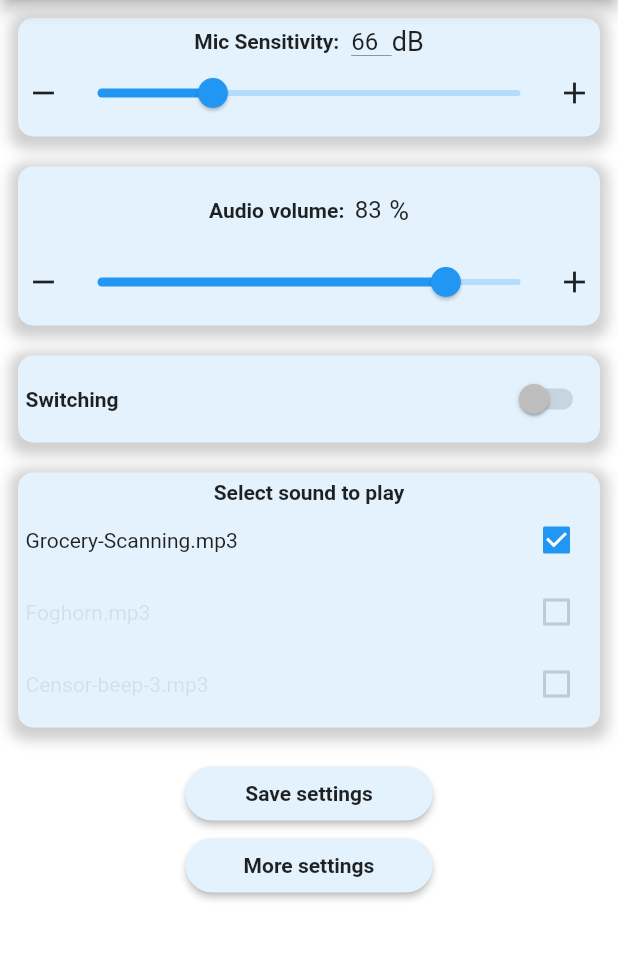
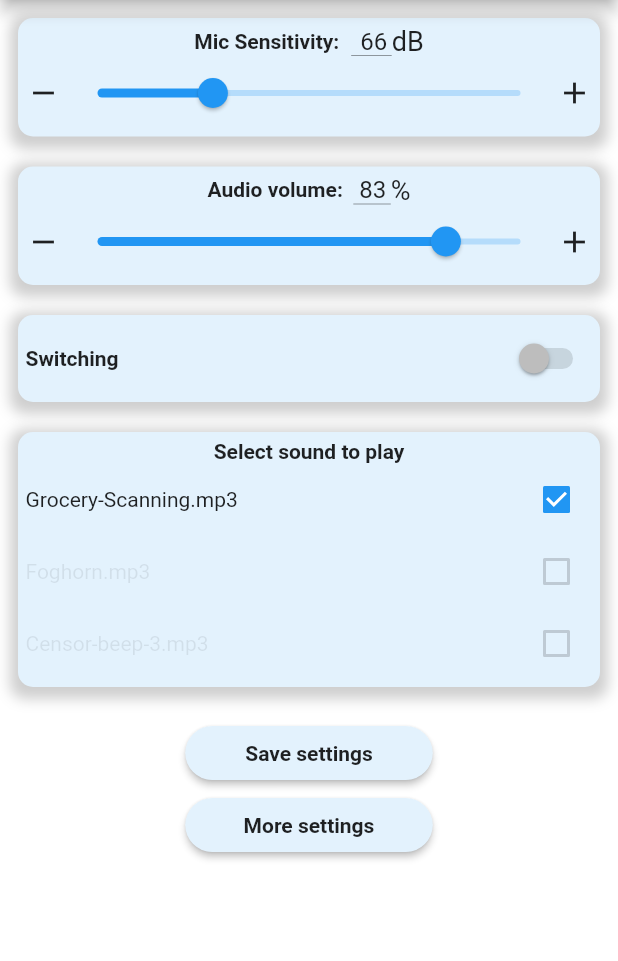
Before and after one commit to masterdodo/flutter-noise-app, a Flutter app: the SettingsScreen screen opened by its route, on a phone screen of 412 x 824 dp, the part 84-1045 px from its top. Run offline on Flutter 3.47's test engine with Material 2 defaults, Android fonts, the phone set to English and light mode, and no system bars; our stand-ins replace audioplayers, file_picker, flutter_local_notifications, fluttertoast, share, shared_preferences and 1 more; missing offline and left inert: firebase_admob, flutter_email_sender, noise_meter, volume; accounts and stored records are empty.

Commit message:
settings inputs improved (border added, padding, align text to end)

```diff
--- a/lib/screens/home/homescreen.dart
+++ b/lib/screens/home/homescreen.dart
@@ -525,6 +525,9 @@ class _HomeScreenState extends State<HomeScreen> {
                             ],
                           ),
                   ),
+                  Divider(
+                    color: Colors.transparent,
+                  ),
                   AbsorbPointer(
                       absorbing: _isRecording || _isTimerRunning,
                       child: soundVolume(context))
@@ -553,12 +556,12 @@ class _HomeScreenState extends State<HomeScreen> {
                   style: TextStyle(fontWeight: FontWeight.bold)),
               Container(
                 padding: EdgeInsets.only(left: 6.0),
-                width: 30,
+                width: 32,
                 child: TextField(
+                  textAlign: TextAlign.end,
                   controller: audioVolumeController,
                   decoration: InputDecoration(
-                    contentPadding: EdgeInsets.zero,
-                    border: InputBorder.none,
+                    isCollapsed: true,
                     hintText: '0',
                   ),
                   onChanged: (String text) {
--- a/lib/screens/settings/settingsscreen.dart
+++ b/lib/screens/settings/settingsscreen.dart
@@ -1007,11 +1007,14 @@ class _SettingsScreenState extends State<SettingsScreen> {
                   style: TextStyle(fontWeight: FontWeight.bold)),
               Container(
                 padding: EdgeInsets.only(left: 7.0),
-                width: 30,
+                width: 32,
                 child: TextField(
+                  textAlign: TextAlign.end,
                   controller: audioVolumeController,
-                  decoration:
-                      InputDecoration(border: InputBorder.none, hintText: '0'),
+                  decoration: InputDecoration(
+                    isCollapsed: true,
+                    hintText: '0',
+                  ),
                   onChanged: (String text) {
                     if (double.parse(text) >= _audioVolumeMinValue &&
                         double.parse(text) <= _audioVolumeMaxValue) {
@@ -1052,12 +1055,15 @@ class _SettingsScreenState extends State<SettingsScreen> {
                       ":",
                   style: TextStyle(fontWeight: FontWeight.bold)),
               Container(
-                padding: EdgeInsets.only(left: 7.0),
+                padding: EdgeInsets.only(left: 7.0, right: 5.0),
                 width: 30,
                 child: TextField(
+                  textAlign: TextAlign.end,
                   controller: timeoutController,
-                  decoration:
-                      InputDecoration(border: InputBorder.none, hintText: '0'),
+                  decoration: InputDecoration(
+                    isCollapsed: true,
+                    hintText: '0',
+                  ),
                   onChanged: (String text) {
                     if (double.parse(text) >= _timeoutMinValue &&
                         double.parse(text) <= _timeoutMaxValue) {
@@ -1116,9 +1122,10 @@ class _SettingsScreenState extends State<SettingsScreen> {
                       ":",
                   style: TextStyle(fontWeight: FontWeight.bold)),
               Container(
-                padding: EdgeInsets.only(left: 7.0),
+                padding: EdgeInsets.only(left: 7.0, right: 5.0),
                 width: 30,
                 child: TextField(
+                  textAlign: TextAlign.end,
                   controller: timeSampleController,
                   decoration: InputDecoration(
                     isCollapsed: true,
@@ -1278,9 +1285,10 @@ class _SettingsScreenState extends State<SettingsScreen> {
                       ":",
                   style: TextStyle(fontWeight: FontWeight.bold)),
               Container(
-                padding: EdgeInsets.only(left: 7.0),
+                padding: EdgeInsets.only(left: 7.0, right: 5.0),
                 width: 30,
                 child: TextField(
+                  textAlign: TextAlign.end,
                   controller: perSecController,
                   decoration: InputDecoration(
                     isCollapsed: true,
@@ -1347,6 +1355,7 @@ class _SettingsScreenState extends State<SettingsScreen> {
                 padding: EdgeInsets.only(left: 8.0),
                 width: 35,
                 child: TextField(
+                  textAlign: TextAlign.end,
                   controller: dbTresholdController,
                   decoration: InputDecoration(
                     hintText: '0',
```
